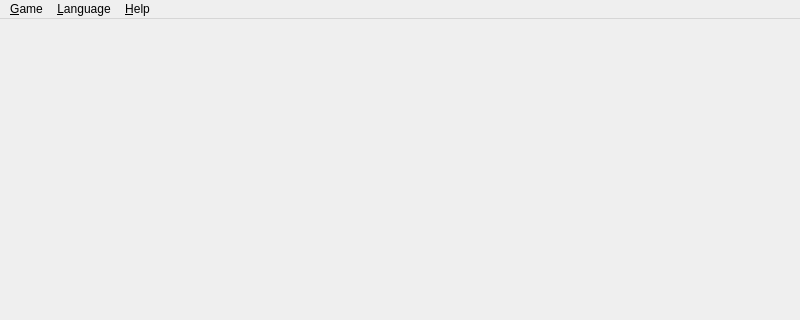
The window that apps/MainWindow.ui (jtorche/BlokusIA) describes before a commit, drawn with Qt 5; both pictures show x 0 to 800 and y 0 to 320 of the 800 by 600 pixel window.
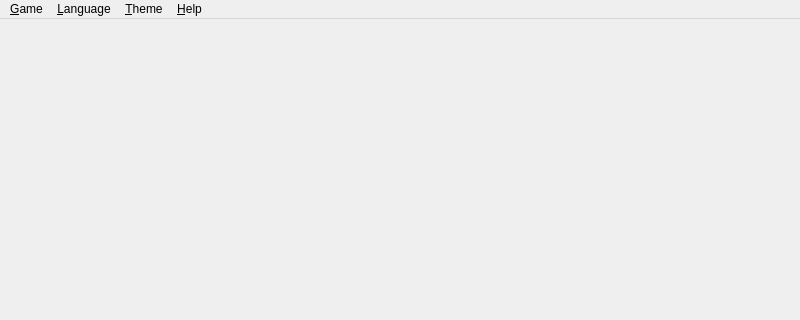
The same window after the commit. Icons and pictures are not drawn.

Commit message: Allow to dynamically change theme and start with default Windows theme.

Patch:
```diff
--- a/apps/MainWindow.ui
+++ b/apps/MainWindow.ui
@@ -45,8 +45,16 @@
     </property>
     <addaction name="m_actionQuit"/>
    </widget>
+   <widget class="QMenu" name="m_themeMenu">
+    <property name="title">
+     <string>&amp;Theme</string>
+    </property>
+    <addaction name="m_actionDarkTheme"/>
+    <addaction name="m_actionLightTheme"/>
+   </widget>
    <addaction name="m_gameMenu"/>
    <addaction name="m_languagesMenu"/>
+   <addaction name="m_themeMenu"/>
    <addaction name="m_helpMenu"/>
   </widget>
   <widget class="QStatusBar" name="m_statusBar"/>
```
Left out of the diff: 16 changed lines with no effect on the pictures. The commit also changes 5 other files.
